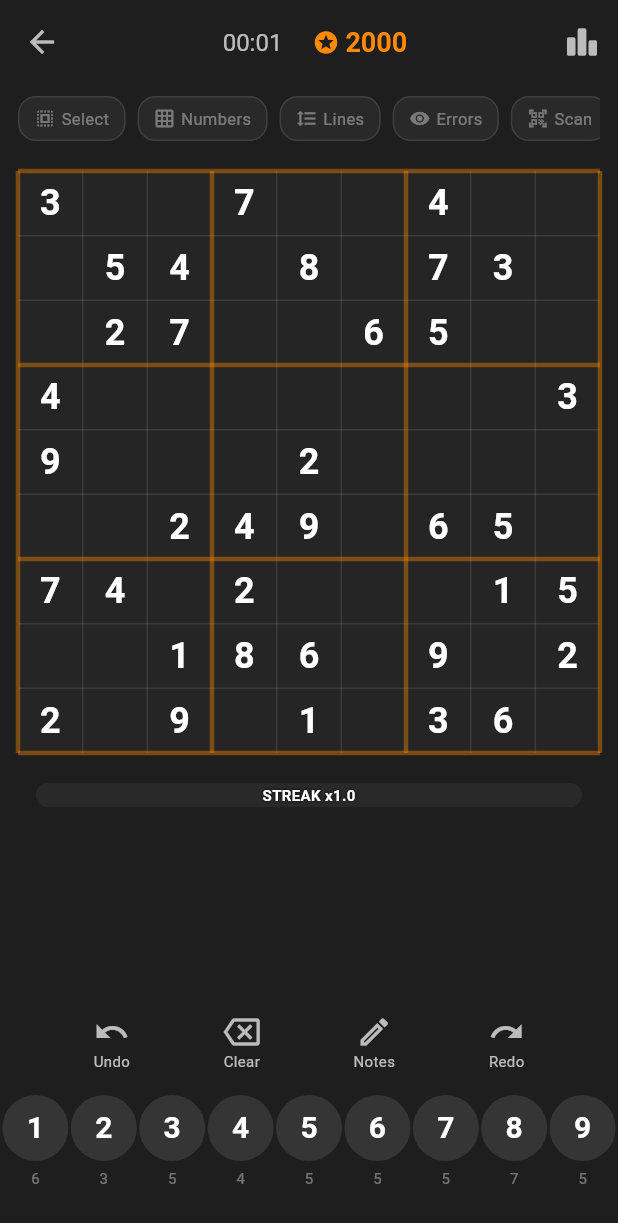
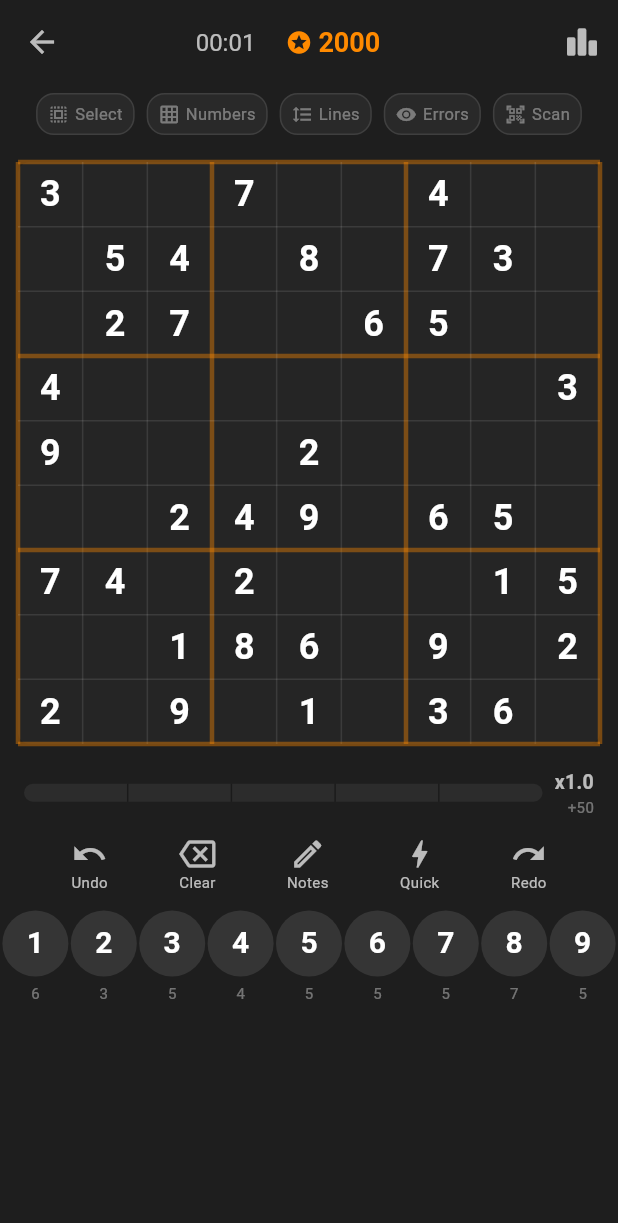
Before and after one commit to Masterofcoinak/sudoku_flux, a Flutter app: the screen it shows after launch, after a tap on "EASY", on a phone screen of 412 x 824 dp. Shown: the top 1223 px of the screen. Run offline on Flutter 3.47's test engine with Material 3 defaults, Android fonts, the phone set to English and light mode, and no system bars.

Commit message:
v1: Sudoku Flux erste stabile Version
- Streak-Leiste mit 5 Farbsektionen und Multiplikator-Anzeige
- Quick-Modus Toggle (Blitz-Symbol)
- Punkte-Animation neben Score
- Timer-Reset bei neuem Spiel
- Responsive Layout-Verbesserungen

Co-Authored-By: Claude Sonnet 4.6 <noreply@anthropic.com>

```diff
--- a/lib/game_screen.dart
+++ b/lib/game_screen.dart
@@ -28,6 +28,7 @@ class _GameViewState extends State<_GameView> with SingleTickerProviderStateMixi
   Timer? _timer;
   Duration _elapsed = Duration.zero;
   late AnimationController _streakController;
+  bool _wasComplete = false;
 
   @override
   void initState() {
@@ -58,6 +59,13 @@ class _GameViewState extends State<_GameView> with SingleTickerProviderStateMixi
   @override
   Widget build(BuildContext context) {
     final state = context.watch<SudokuState>();
+    if (_wasComplete && !state.isComplete) {
+      WidgetsBinding.instance.addPostFrameCallback((_) {
+        setState(() => _elapsed = Duration.zero);
+        _startTimer();
+      });
+    }
+    _wasComplete = state.isComplete;
     return Scaffold(
       backgroundColor: _bg,
       appBar: AppBar(
@@ -76,6 +84,15 @@ class _GameViewState extends State<_GameView> with SingleTickerProviderStateMixi
             const SizedBox(width: 4),
             Text("${state.scoreManager.currentScore}",
               style: const TextStyle(fontSize: 18, fontWeight: FontWeight.bold, color: _accent)),
+            const SizedBox(width: 4),
+            AnimatedSwitcher(
+              duration: const Duration(milliseconds: 300),
+              child: state.recentPoints > 0
+                ? Text("+${state.recentPoints}",
+                    key: ValueKey(state.recentPoints),
+                    style: const TextStyle(fontSize: 13, fontWeight: FontWeight.bold, color: Colors.greenAccent))
+                : const SizedBox(width: 32, key: ValueKey(0)),
+            ),
           ],
         ),
         actions: [
@@ -88,14 +105,14 @@ class _GameViewState extends State<_GameView> with SingleTickerProviderStateMixi
       ),
       body: Column(
         children: [
-          const Padding(padding: EdgeInsets.symmetric(horizontal: 12, vertical: 8), child: _StatusRow()),
+          const Padding(padding: EdgeInsets.symmetric(horizontal: 12, vertical: 6), child: _StatusRow()),
           const _SudokuBoard(),
           _StreakBar(controller: _streakController),
-          const Spacer(),
+          const SizedBox(height: 8),
           const _ActionBar(),
+          const SizedBox(height: 12),
+          const _NumberPad(),
           const SizedBox(height: 16),
-          const _NumberPad(),
-          const SizedBox(height: 32),
         ],
       ),
     );
@@ -109,42 +126,87 @@ class _StreakBar extends StatelessWidget {
   final AnimationController controller;
   const _StreakBar({required this.controller});
 
+  static const _sectionColors = [
+    Color(0xFF4CAF50), // grün
+    Color(0xFF00BCD4), // cyan
+    Color(0xFF2196F3), // blau
+    Color(0xFF9C27B0), // lila
+    Color(0xFFFF8A00), // orange (FLOW)
+  ];
+
   @override
   Widget build(BuildContext context) {
     final state = context.watch<SudokuState>();
-    final level = state.scoreManager.streakLevel;
-    final progress = level / 5.0;
-    final isMax = level == 5;
+    final streakValue = state.scoreManager.streakValue;
+    final multiplier = state.scoreManager.scoreMultiplier;
+    final isFlow = streakValue >= 4.5;
 
-    return AnimatedBuilder(
+return AnimatedBuilder(
       animation: controller,
       builder: (context, child) {
-        return Container(
-          height: 16,
-          width: double.infinity,
-          margin: const EdgeInsets.symmetric(horizontal: 24, vertical: 8),
-          decoration: BoxDecoration(
-            color: Colors.white.withValues(alpha: 0.05),
-            borderRadius: BorderRadius.circular(8),
-            border: isMax ? Border.all(color: _accent.withValues(alpha: controller.value), width: 1) : null,
-          ),
-          child: Stack(
+        return Padding(
+          padding: const EdgeInsets.symmetric(horizontal: 16, vertical: 4),
+          child: Row(
             children: [
-              AnimatedContainer(
-                duration: const Duration(milliseconds: 400),
-                width: (MediaQuery.of(context).size.width - 48) * progress,
-                decoration: BoxDecoration(
-                  gradient: LinearGradient(colors: isMax ? [Colors.orange, Colors.yellow] : [Colors.blue, Colors.cyan]),
-                  borderRadius: BorderRadius.circular(8),
-                  boxShadow: isMax ? [BoxShadow(color: _accent.withValues(alpha: 0.4 * controller.value), blurRadius: 8)] : [],
-                ),
+              Expanded(
+                child: LayoutBuilder(builder: (context, constraints) {
+                  final totalWidth = constraints.maxWidth;
+                  final fillWidth = (streakValue / 5.0) * totalWidth;
+                  return Stack(
+                    children: [
+                      Container(
+                        height: 12,
+                        decoration: BoxDecoration(
+                          color: Colors.white.withValues(alpha: 0.06),
+                          borderRadius: BorderRadius.circular(6),
+                        ),
+                      ),
+                      ClipRRect(
+                        borderRadius: BorderRadius.circular(6),
+                        child: AnimatedContainer(
+                          duration: const Duration(milliseconds: 300),
+                          height: 12,
+                          width: fillWidth,
+                          decoration: BoxDecoration(
+                            gradient: LinearGradient(
+                              colors: () {
+                                final count = ((streakValue / 1.0).ceil()).clamp(1, 5);
+                                final cols = _sectionColors.sublist(0, count);
+                                return cols.length >= 2 ? cols : [cols[0], cols[0]];
+                              }(),
+                            ),
+                            boxShadow: isFlow ? [BoxShadow(color: _accent.withValues(alpha: 0.4 * controller.value), blurRadius: 8)] : [],
+                          ),
+                        ),
+                      ),
+                      ...List.generate(4, (i) {
+                        final x = (i + 1) / 5.0 * totalWidth;
+                        return Positioned(
+                          left: x - 0.5,
+                          child: Container(width: 1, height: 12, color: Colors.black.withValues(alpha: 0.4)),
+                        );
+                      }),
+                    ],
+                  );
+                }),
               ),
-              Center(
-                child: Text(
-                  isMax ? "FLOW x2.0" : "STREAK x1.$level",
-                  style: const TextStyle(fontSize: 10, fontWeight: FontWeight.bold, color: Colors.white,
-                    shadows: [Shadow(blurRadius: 2, color: Colors.black)]),
-                ),
+              const SizedBox(width: 8),
+              Column(
+                crossAxisAlignment: CrossAxisAlignment.end,
+                children: [
+                  Text(
+                    "x${multiplier.toStringAsFixed(1)}",
+                    style: TextStyle(
+                      fontSize: 13,
+                      fontWeight: FontWeight.bold,
+                      color: isFlow ? _accent.withValues(alpha: 0.7 + 0.3 * controller.value) : Colors.white70,
+                    ),
+                  ),
+                  Text(
+                    "+${state.nextMovePoints}",
+                    style: const TextStyle(fontSize: 10, color: Colors.white38),
+                  ),
+                ],
               ),
             ],
           ),
@@ -184,7 +246,7 @@ class _AssistBtn extends StatelessWidget {
     return GestureDetector(
       onTap: onTap,
       child: Container(
-        padding: const EdgeInsets.symmetric(horizontal: 10, vertical: 6),
+        padding: const EdgeInsets.symmetric(horizontal: 7, vertical: 5),
         decoration: BoxDecoration(
           color: isOn ? _accent.withValues(alpha: 0.2) : Colors.white.withValues(alpha: 0.05),
           borderRadius: BorderRadius.circular(12),
@@ -291,6 +353,7 @@ class _ActionBar extends StatelessWidget {
       _ActionIcon(icon: Icons.undo, label: 'Undo', onTap: state.undo),
       _ActionIcon(icon: Icons.backspace_outlined, label: 'Clear', onTap: () => state.applyNumber(0)),
       _ActionIcon(icon: state.pencilMode ? Icons.edit : Icons.edit_outlined, label: 'Notes', onTap: state.togglePencil, color: state.pencilMode ? _accent : Colors.white70),
+      _ActionIcon(icon: Icons.bolt, label: 'Quick', onTap: state.toggleQuickMode, color: state.quickMode ? _accent : Colors.white70),
       _ActionIcon(icon: Icons.redo, label: 'Redo', onTap: (){}),
     ]);
   }
--- a/lib/sudoku_state.dart
+++ b/lib/sudoku_state.dart
@@ -21,6 +21,8 @@ class SudokuState extends ChangeNotifier {
   int? lastPlacedRow, lastPlacedCol;
   int? previousPlacedRow, previousPlacedCol;
   int? activeNumber;
+  int recentPoints = 0;
+  Timer? _recentPointsTimer;
 
   bool pencilMode = false;
   bool showErrors = false;
@@ -28,6 +30,7 @@ class SudokuState extends ChangeNotifier {
   bool highlightNumbers = false;
   bool highlightLines = false;
   bool scanSudoku = false;
+  bool quickMode = false;
 
   Difficulty difficulty = Difficulty.easy;
   bool isComplete = false;
@@ -70,7 +73,7 @@ class SudokuState extends ChangeNotifier {
 
   void selectCell(int r, int c) {
     selectedRow = r; selectedCol = c;
-    if (activeNumber != null) {
+    if (quickMode && activeNumber != null) {
       if (lastPlacedRow != null && (lastPlacedRow != r || lastPlacedCol != c)) {
         previousPlacedRow = lastPlacedRow;
         previousPlacedCol = lastPlacedCol;
@@ -86,9 +89,13 @@ class SudokuState extends ChangeNotifier {
       activeNumber = null;
     } else {
       activeNumber = n;
-      previousPlacedRow = null; previousPlacedCol = null;
-      selectedRow = null; selectedCol = null;
-      lastPlacedRow = null; lastPlacedCol = null;
+      if (!quickMode && selectedRow != null && selectedCol != null) {
+        applyNumber(n!);
+      } else {
+        previousPlacedRow = null; previousPlacedCol = null;
+        selectedRow = null; selectedCol = null;
+        lastPlacedRow = null; lastPlacedCol = null;
+      }
     }
     notifyListeners();
   }
@@ -116,7 +123,17 @@ class SudokuState extends ChangeNotifier {
         if (highlightLines) mult *= 0.25;
         if (highlightNumbers) mult *= 0.50;
         if (highlightSelect) mult *= 0.75;
+        final before = scoreManager.currentScore;
         scoreManager.handleCorrectMove(difficulty, mult);
+        final gained = scoreManager.currentScore - before;
+        if (gained > 0) {
+          recentPoints = gained;
+          _recentPointsTimer?.cancel();
+          _recentPointsTimer = Timer(const Duration(milliseconds: 1200), () {
+            recentPoints = 0;
+            notifyListeners();
+          });
+        }
       } else if (!isCorrect && n != 0) {
         scoreManager.handleWrongMove(difficulty);
       }
@@ -139,6 +156,7 @@ class SudokuState extends ChangeNotifier {
     notifyListeners();
   }
 
+  void toggleQuickMode() { quickMode = !quickMode; notifyListeners(); }
   void togglePencil() { pencilMode = !pencilMode; notifyListeners(); }
   void toggleErrors() { showErrors = !showErrors; notifyListeners(); }
   void toggleHighlightSelect() { highlightSelect = !highlightSelect; notifyListeners(); }
@@ -167,6 +185,22 @@ class SudokuState extends ChangeNotifier {
     ));
 
     notifyListeners();
+  }
+
+  int get nextMovePoints {
+    double mult = 1.0;
+    if (scanSudoku) mult *= 0.0;
+    if (showErrors) mult *= 0.10;
+    if (highlightLines) mult *= 0.25;
+    if (highlightNumbers) mult *= 0.50;
+    if (highlightSelect) mult *= 0.75;
+    double base = {
+      Difficulty.easy: 50,
+      Difficulty.medium: 100,
+      Difficulty.hard: 200,
+      Difficulty.expert: 400,
+    }[difficulty]!.toDouble();
+    return (base * mult * scoreManager.scoreMultiplier).toInt();
   }
 
   bool isCellInSelectionArea(int r, int c) => highlightSelect && selectedRow != null && (r == selectedRow || c == selectedCol || (r ~/ 3 == selectedRow! ~/ 3 && c ~/ 3 == selectedCol! ~/ 3));
@@ -203,5 +237,5 @@ class SudokuState extends ChangeNotifier {
   }
 
   @override
-  void dispose() { _tickTimer?.cancel(); super.dispose(); }
+  void dispose() { _tickTimer?.cancel(); _recentPointsTimer?.cancel(); super.dispose(); }
 }
```
Also changed, not shown: lib/score_manager.dart (+25 -26 lines), .claude/settings.local.json (added).
